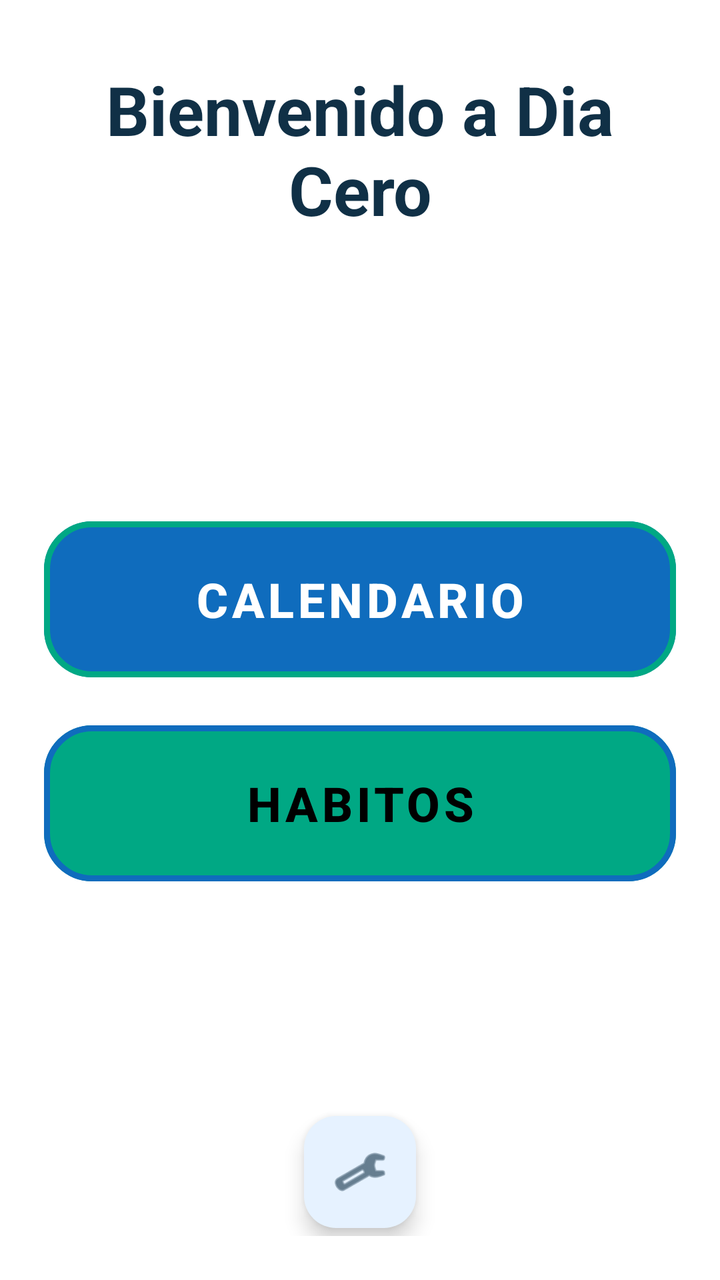
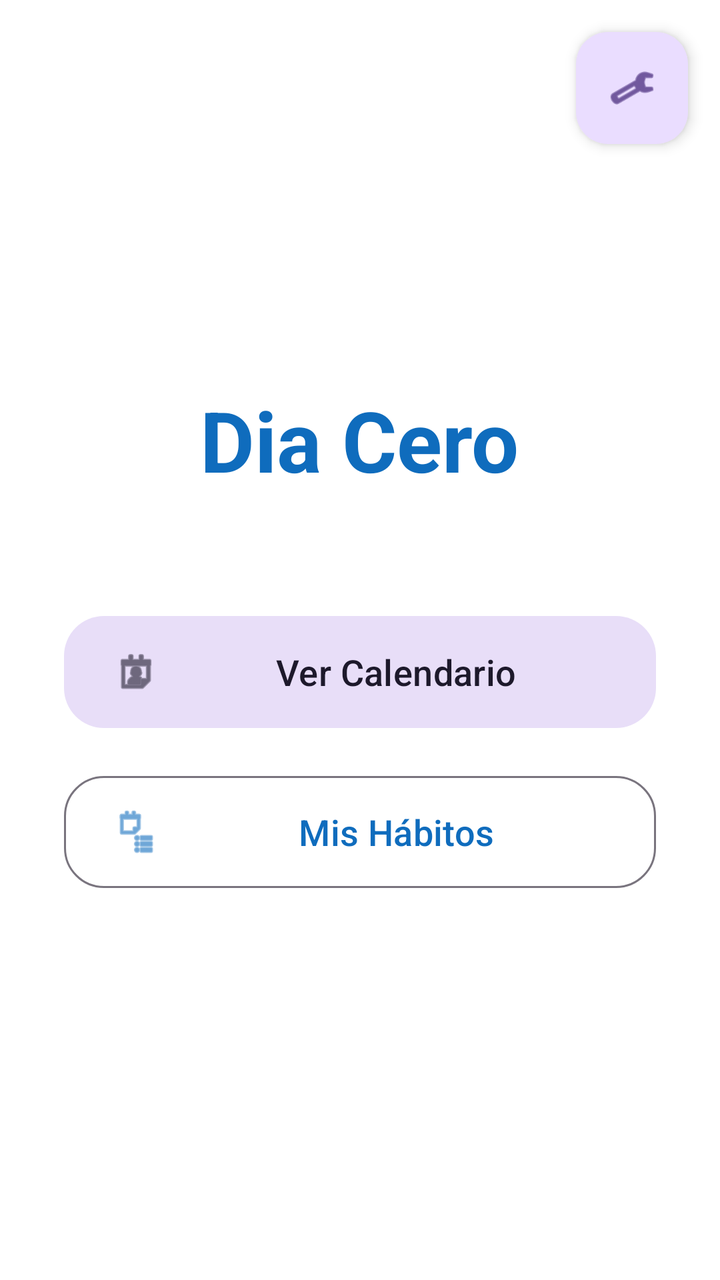

Two renders of the same Android screen: before a commit and after it. Below are the layout's source before the change and the commit's diff.
<!-- AndroidManifest.xml: application theme Theme.DiaCero -->
<!-- res/layout/activity_main.xml -->
<?xml version="1.0" encoding="utf-8"?>
<androidx.constraintlayout.widget.ConstraintLayout xmlns:android="http://schemas.android.com/apk/res/android"
    xmlns:app="http://schemas.android.com/apk/res-auto"
    android:layout_width="match_parent"
    android:layout_height="match_parent"
    android:background="?attr/colorSurface"
    android:paddingHorizontal="22dp"
    android:paddingTop="32dp"
    android:paddingBottom="22dp">

    <TextView
        android:id="@+id/tvBienvenida"
        android:layout_width="0dp"
        android:layout_height="wrap_content"
        android:gravity="center"
        android:text="Bienvenido a Dia Cero"
        android:textColor="?attr/colorOnSurface"
        android:textSize="34sp"
        android:textStyle="bold"
        app:layout_constraintTop_toTopOf="parent"
        app:layout_constraintStart_toStartOf="parent"
        app:layout_constraintEnd_toEndOf="parent" />

    <LinearLayout
        android:id="@+id/menuContainer"
        android:layout_width="0dp"
        android:layout_height="wrap_content"
        android:orientation="vertical"
        android:gravity="center"
        app:layout_constraintTop_toBottomOf="@id/tvBienvenida"
        app:layout_constraintBottom_toTopOf="@id/fabSettings"
        app:layout_constraintStart_toStartOf="parent"
        app:layout_constraintEnd_toEndOf="parent">

        <com.google.android.material.button.MaterialButton
            android:id="@+id/btnCalendario"
            android:layout_width="match_parent"
            android:layout_height="86dp"
            android:layout_marginTop="26dp"
            android:text="CALENDARIO"
            android:textAllCaps="false"
            android:textColor="@color/white"
            android:textSize="24sp"
            android:textStyle="bold"
            android:letterSpacing="0.08"
            app:backgroundTint="@color/primary"
            app:cornerRadius="24dp"
            app:rippleColor="@color/secondary"
            app:strokeColor="@color/secondary"
            app:strokeWidth="3dp"
            app:elevation="10dp" />

        <com.google.android.material.button.MaterialButton
            android:id="@+id/btnHabitos"
            android:layout_width="match_parent"
            android:layout_height="86dp"
            android:layout_marginTop="16dp"
            android:text="HABITOS"
            android:textAllCaps="false"
            android:textColor="@color/black"
            android:textSize="24sp"
            android:textStyle="bold"
            android:letterSpacing="0.08"
            app:backgroundTint="@color/secondary"
            app:cornerRadius="24dp"
            app:rippleColor="@color/primary"
            app:strokeColor="@color/primary"
            app:strokeWidth="3dp"
            app:elevation="10dp" />
    </LinearLayout>

    <com.google.android.material.floatingactionbutton.FloatingActionButton
        android:id="@+id/fabSettings"
        android:layout_width="wrap_content"
        android:layout_height="wrap_content"
        android:layout_marginBottom="4dp"
        android:contentDescription="Ajustes generales"
        android:src="@android:drawable/ic_menu_manage"
        app:backgroundTint="?attr/colorSurfaceVariant"
        app:elevation="6dp"
        app:maxImageSize="28dp"
        app:tint="?attr/colorOnSurface"
        app:layout_constraintBottom_toBottomOf="parent"
        app:layout_constraintStart_toStartOf="parent"
        app:layout_constraintEnd_toEndOf="parent" />

    <androidx.fragment.app.FragmentContainerView
        android:id="@+id/fragmentContainer"
        android:layout_width="0dp"
        android:layout_height="0dp"
        android:visibility="gone"
        app:layout_constraintTop_toTopOf="parent"
        app:layout_constraintBottom_toBottomOf="parent"
        app:layout_constraintStart_toStartOf="parent"
        app:layout_constraintEnd_toEndOf="parent" />

</androidx.constraintlayout.widget.ConstraintLayout>
<!-- resources referenced by this layout -->
<resources>
  <color name="black">#FF000000</color>
  <color name="primary">#0F6CBD</color>
  <color name="secondary">#00A884</color>
  <color name="white">#FFFFFFFF</color>
  <style name="Theme.DiaCero" parent="Base.Theme.DiaCero" />
  <style name="Base.Theme.DiaCero" parent="Theme.Material3.DayNight.NoActionBar">
          
          <item name="colorPrimary">@color/primary</item>
          <item name="colorOnPrimary">@color/white</item>
          <item name="colorSecondary">@color/secondary</item>
          <item name="colorOnSecondary">@color/white</item>
  
          
          <item name="android:windowBackground">@color/background</item>
          <item name="colorSurface">@color/surface</item>
          <item name="colorSurfaceVariant">@color/surface_variant</item>
          <item name="colorOnSurface">@color/text_primary</item>
          <item name="colorOnSurfaceVariant">@color/text_secondary</item>
      </style>
  <color name="background">#F2F8FF</color>
  <color name="surface">#FFFFFF</color>
  <color name="surface_variant">#E6F2FF</color>
  <color name="text_primary">#103046</color>
  <color name="text_secondary">#4E6A7A</color>
</resources>

<!-- the commit's change to res/layout/activity_main.xml (unified diff, before → after) -->
@@ -3,95 +3,69 @@
     xmlns:app="http://schemas.android.com/apk/res-auto"
     android:layout_width="match_parent"
     android:layout_height="match_parent"
-    android:background="?attr/colorSurface"
-    android:paddingHorizontal="22dp"
-    android:paddingTop="32dp"
-    android:paddingBottom="22dp">
-
-    <TextView
-        android:id="@+id/tvBienvenida"
-        android:layout_width="0dp"
-        android:layout_height="wrap_content"
-        android:gravity="center"
-        android:text="Bienvenido a Dia Cero"
-        android:textColor="?attr/colorOnSurface"
-        android:textSize="34sp"
-        android:textStyle="bold"
-        app:layout_constraintTop_toTopOf="parent"
-        app:layout_constraintStart_toStartOf="parent"
-        app:layout_constraintEnd_toEndOf="parent" />
+    android:background="?attr/colorSurface">
 
     <LinearLayout
         android:id="@+id/menuContainer"
-        android:layout_width="0dp"
-        android:layout_height="wrap_content"
+        android:layout_width="match_parent"
+        android:layout_height="match_parent"
         android:orientation="vertical"
         android:gravity="center"
-        app:layout_constraintTop_toBottomOf="@id/tvBienvenida"
-        app:layout_constraintBottom_toTopOf="@id/fabSettings"
-        app:layout_constraintStart_toStartOf="parent"
-        app:layout_constraintEnd_toEndOf="parent">
+        android:padding="32dp">
+
+        <TextView
+            android:id="@+id/tvBienvenida"
+            android:layout_width="wrap_content"
+            android:layout_height="wrap_content"
+            android:text="Dia Cero"
+            android:textColor="?attr/colorPrimary"
+            android:textSize="42sp"
+            android:textStyle="bold"
+            android:layout_marginBottom="56dp" />
 
         <com.google.android.material.button.MaterialButton
             android:id="@+id/btnCalendario"
+            style="@style/Widget.Material3.Button.TonalButton"
             android:layout_width="match_parent"
-            android:layout_height="86dp"
-            android:layout_marginTop="26dp"
-            android:text="CALENDARIO"
-            android:textAllCaps="false"
-            android:textColor="@color/white"
-            android:textSize="24sp"
-            android:textStyle="bold"
-            android:letterSpacing="0.08"
-            app:backgroundTint="@color/primary"
-            app:cornerRadius="24dp"
-            app:rippleColor="@color/secondary"
-            app:strokeColor="@color/secondary"
-            app:strokeWidth="3dp"
-            app:elevation="10dp" />
+            android:layout_height="64dp"
+            android:text="Ver Calendario"
+            android:textSize="18sp"
+            app:cornerRadius="20dp"
+            app:icon="@android:drawable/ic_menu_my_calendar"
+            app:iconSize="24dp"
+            app:iconPadding="12dp" />
 
         <com.google.android.material.button.MaterialButton
             android:id="@+id/btnHabitos"
+            style="@style/Widget.Material3.Button.OutlinedButton"
             android:layout_width="match_parent"
-            android:layout_height="86dp"
+            android:layout_height="64dp"
             android:layout_marginTop="16dp"
-            android:text="HABITOS"
-            android:textAllCaps="false"
-            android:textColor="@color/black"
-            android:textSize="24sp"
-            android:textStyle="bold"
-            android:letterSpacing="0.08"
-            app:backgroundTint="@color/secondary"
-            app:cornerRadius="24dp"
-            app:rippleColor="@color/primary"
-            app:strokeColor="@color/primary"
-            app:strokeWidth="3dp"
-            app:elevation="10dp" />
+            android:text="Mis Hábitos"
+            android:textSize="18sp"
+            app:cornerRadius="20dp"
+            app:icon="@android:drawable/ic_menu_agenda"
+            app:iconSize="24dp"
+            app:iconPadding="12dp" />
+
     </LinearLayout>
 
     <com.google.android.material.floatingactionbutton.FloatingActionButton
         android:id="@+id/fabSettings"
         android:layout_width="wrap_content"
         android:layout_height="wrap_content"
-        android:layout_marginBottom="4dp"
-        android:contentDescription="Ajustes generales"
+        android:layout_margin="16dp"
+        android:contentDescription="Ajustes"
         android:src="@android:drawable/ic_menu_manage"
-        app:backgroundTint="?attr/colorSurfaceVariant"
-        app:elevation="6dp"
-        app:maxImageSize="28dp"
-        app:tint="?attr/colorOnSurface"
-        app:layout_constraintBottom_toBottomOf="parent"
-        app:layout_constraintStart_toStartOf="parent"
-        app:layout_constraintEnd_toEndOf="parent" />
+        app:layout_constraintTop_toTopOf="parent"
+        app:layout_constraintEnd_toEndOf="parent"
+        app:fabSize="mini"
+        app:elevation="4dp" />
 
     <androidx.fragment.app.FragmentContainerView
         android:id="@+id/fragmentContainer"
-        android:layout_width="0dp"
-        android:layout_height="0dp"
-        android:visibility="gone"
-        app:layout_constraintTop_toTopOf="parent"
-        app:layout_constraintBottom_toBottomOf="parent"
-        app:layout_constraintStart_toStartOf="parent"
-        app:layout_constraintEnd_toEndOf="parent" />
+        android:layout_width="match_parent"
+        android:layout_height="match_parent"
+        android:visibility="gone" />
 
 </androidx.constraintlayout.widget.ConstraintLayout>
<!-- resource entries referenced after the edit -->
@@ -1,6 +1,5 @@
 <!-- resources referenced by this layout -->
 <resources>
-  <color name="black">#FF000000</color>
   <color name="primary">#0F6CBD</color>
   <color name="secondary">#00A884</color>
   <color name="white">#FFFFFFFF</color>
